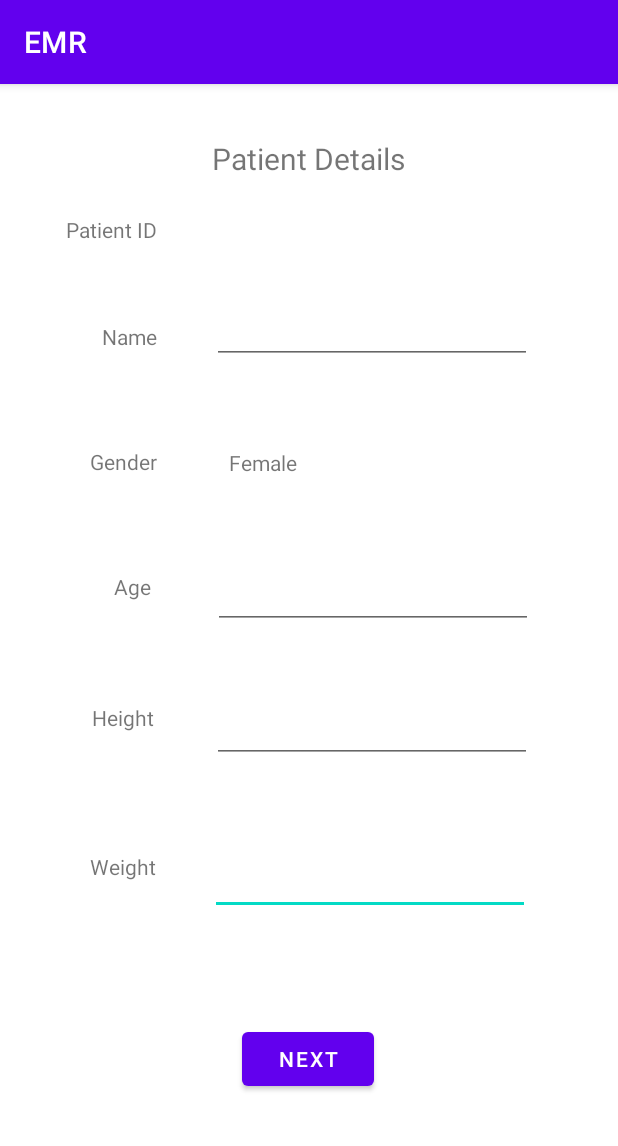
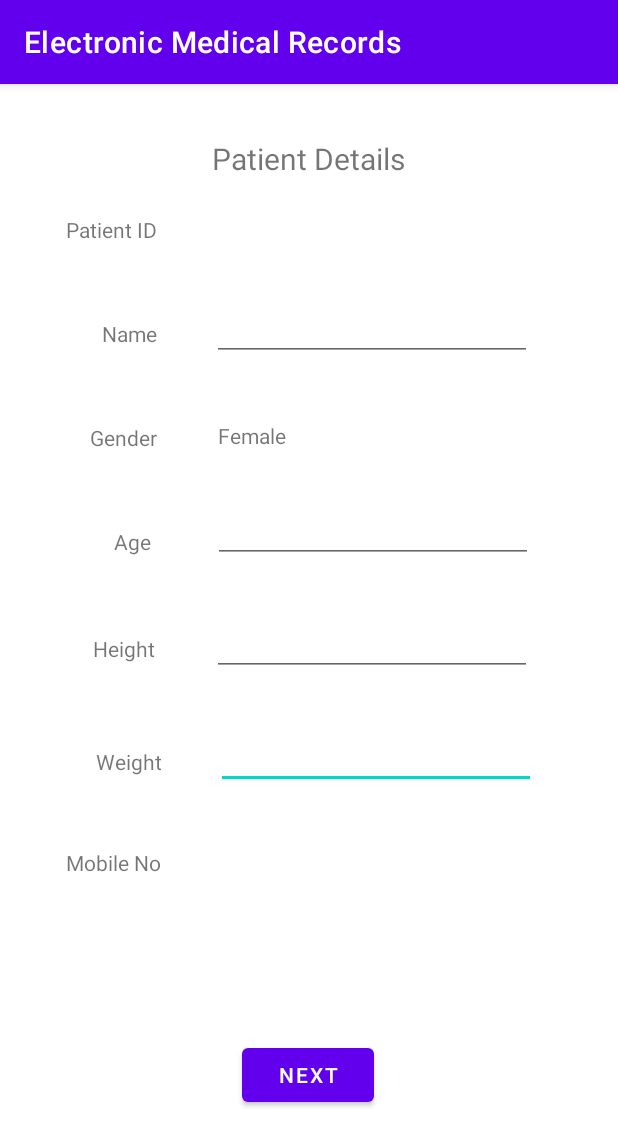
Before and after one commit to mohithcshekar/EMR, an Android app: the confirmPatient screen opened directly, with no data from a screen before it, on a phone screen of 412 x 824 dp. Shown: the top 1146 px of the screen. Run offline under Robolectric (Android 15) with nearby library versions, the phone set to English and light mode, and no system bars; 1 statement that could not run was skipped.

Commit message:
Before presentation

```diff
--- a/app/src/main/java/com/example/emr/confirmPatient.java
+++ b/app/src/main/java/com/example/emr/confirmPatient.java
@@ -12,7 +12,7 @@ import android.widget.Toast;
 
 public class confirmPatient extends AppCompatActivity {
 
-    TextView confirmGen,confirmId;
+    TextView confirmGen,confirmId,confirmPh;
     EditText confirmName,confirmAge,confirmHeight,confirmWeight;
     Button confirmNext;
     String patid;
@@ -21,13 +21,14 @@ public class confirmPatient extends AppCompatActivity {
     protected void onCreate(Bundle savedInstanceState) {
         super.onCreate(savedInstanceState);
         setContentView(R.layout.activity_confirm_patient);
-
+        this.setTitle("Electronic Medical Records");
         patid = getIntent().getStringExtra("patid");
         String name = getIntent().getStringExtra("name");
         String age = getIntent().getStringExtra("age");
         String gender = getIntent().getStringExtra("gender");
         String height = getIntent().getStringExtra("height");
         String weight = getIntent().getStringExtra("weight");
+        String phno = getIntent().getStringExtra("phno");
         nav = getIntent().getStringExtra("nav");
         confirmName = findViewById(R.id.confirmName);
         confirmGen = findViewById(R.id.confirmGen);
@@ -36,6 +37,7 @@ public class confirmPatient extends AppCompatActivity {
         confirmWeight = findViewById(R.id.confirmWeight);
         confirmId = findViewById(R.id.confirmId);
         confirmNext = findViewById(R.id.confirmNext);
+        confirmPh = findViewById(R.id.confirmPh);
         confirmId.setText(patid);
         confirmName.setText(name);
 
@@ -46,7 +48,7 @@ public class confirmPatient extends AppCompatActivity {
         confirmAge.setText(age);
         confirmHeight.setText(height);
         confirmWeight.setText(weight);
-
+        confirmPh.setText(phno);
 
         confirmNext.setOnClickListener(new View.OnClickListener() {
             @Override
@@ -80,5 +82,6 @@ public class confirmPatient extends AppCompatActivity {
             }
         });
 
+
     }
 }
--- a/app/src/main/java/com/example/emr/patientRegForm.java
+++ b/app/src/main/java/com/example/emr/patientRegForm.java
@@ -20,7 +20,7 @@ public class patientRegForm extends AppCompatActivity {
     protected void onCreate(Bundle savedInstanceState) {
         super.onCreate(savedInstanceState);
         setContentView(R.layout.activity_patient_reg_form);
-
+        this.setTitle("Electronic Medical Records");
         fPName = findViewById(R.id.fPName);
         fPAge = findViewById(R.id.fPAge);
         fPHeight = findViewById(R.id.fPHeight);
--- a/app/src/main/java/com/example/emr/retPat.java
+++ b/app/src/main/java/com/example/emr/retPat.java
@@ -21,7 +21,7 @@ public class retPat extends AppCompatActivity {
     protected void onCreate(Bundle savedInstanceState) {
         super.onCreate(savedInstanceState);
         setContentView(R.layout.activity_ret_pat);
-
+        this.setTitle("Electronic Medical Records");
         fetchNext=findViewById(R.id.fetchNext);
         fetchPatId=findViewById(R.id.fetchPatId);
         fetchPatMob=findViewById(R.id.fetchPatMob);
@@ -52,6 +52,7 @@ public class retPat extends AppCompatActivity {
                         confirmPat.putExtra("gender", patient_details[3]);
                         confirmPat.putExtra("height", patient_details[4]);
                         confirmPat.putExtra("weight", patient_details[5]);
+                        confirmPat.putExtra("phno", patient_details[6]);
                         confirmPat.putExtra("nav", nav);
                         startActivity(confirmPat);
 
@@ -72,6 +73,7 @@ public class retPat extends AppCompatActivity {
                         confirmPat.putExtra("gender", patient_details[3]);
                         confirmPat.putExtra("height", patient_details[4]);
                         confirmPat.putExtra("weight", patient_details[5]);
+                        confirmPat.putExtra("phno", patient_details[6]);
                         confirmPat.putExtra("nav", nav);
                         startActivity(confirmPat);
 
--- a/app/src/main/res/layout/activity_confirm_patient.xml
+++ b/app/src/main/res/layout/activity_confirm_patient.xml
@@ -25,7 +25,7 @@
         android:layout_height="wrap_content"
         android:layout_marginStart="36dp"
         android:layout_marginLeft="36dp"
-        android:layout_marginTop="56dp"
+        android:layout_marginTop="30dp"
         android:ems="10"
         android:inputType="textPersonName"
         app:layout_constraintStart_toEndOf="@+id/textView17"
@@ -37,7 +37,7 @@
         android:layout_height="wrap_content"
         android:layout_marginStart="76dp"
         android:layout_marginLeft="76dp"
-        android:layout_marginTop="64dp"
+        android:layout_marginTop="50dp"
         android:text="Age"
         app:layout_constraintStart_toStartOf="parent"
         app:layout_constraintTop_toBottomOf="@+id/textView14" />
@@ -46,7 +46,7 @@
         android:id="@+id/confirmName"
         android:layout_width="wrap_content"
         android:layout_height="wrap_content"
-        android:layout_marginTop="32dp"
+        android:layout_marginTop="30dp"
         android:ems="10"
         android:inputType="textPersonName"
         app:layout_constraintEnd_toEndOf="parent"
@@ -60,7 +60,7 @@
         android:layout_height="wrap_content"
         android:layout_marginStart="68dp"
         android:layout_marginLeft="68dp"
-        android:layout_marginTop="52dp"
+        android:layout_marginTop="50dp"
         android:text="Name"
         app:layout_constraintStart_toStartOf="parent"
         app:layout_constraintTop_toBottomOf="@+id/textView20" />
@@ -76,16 +76,16 @@
         app:layout_constraintHorizontal_bias="0.498"
         app:layout_constraintStart_toStartOf="parent"
         app:layout_constraintTop_toBottomOf="@+id/confirmWeight"
-        app:layout_constraintVertical_bias="0.0" />
+        app:layout_constraintVertical_bias="0.533" />
 
     <TextView
         android:id="@+id/textView16"
         android:layout_width="wrap_content"
         android:layout_height="wrap_content"
-        android:layout_marginTop="68dp"
+        android:layout_marginTop="52dp"
         android:text="Height"
         app:layout_constraintEnd_toStartOf="@+id/confirmHeight"
-        app:layout_constraintHorizontal_bias="0.612"
+        app:layout_constraintHorizontal_bias="0.621"
         app:layout_constraintStart_toStartOf="parent"
         app:layout_constraintTop_toBottomOf="@+id/textView15" />
 
@@ -93,7 +93,7 @@
         android:id="@+id/confirmHeight"
         android:layout_width="wrap_content"
         android:layout_height="wrap_content"
-        android:layout_marginTop="44dp"
+        android:layout_marginTop="30dp"
         android:ems="10"
         android:inputType="textPersonName"
         app:layout_constraintEnd_toEndOf="parent"
@@ -107,7 +107,7 @@
         android:layout_height="wrap_content"
         android:layout_marginStart="60dp"
         android:layout_marginLeft="60dp"
-        android:layout_marginTop="64dp"
+        android:layout_marginTop="50dp"
         android:text="Gender"
         app:layout_constraintStart_toStartOf="parent"
         app:layout_constraintTop_toBottomOf="@+id/textView13" />
@@ -116,7 +116,7 @@
         android:id="@+id/confirmAge"
         android:layout_width="wrap_content"
         android:layout_height="wrap_content"
-        android:layout_marginTop="56dp"
+        android:layout_marginTop="30dp"
         android:ems="10"
         android:inputType="textPersonName"
         app:layout_constraintEnd_toEndOf="parent"
@@ -128,9 +128,9 @@
         android:id="@+id/textView17"
         android:layout_width="wrap_content"
         android:layout_height="wrap_content"
-        android:layout_marginStart="60dp"
-        android:layout_marginLeft="60dp"
-        android:layout_marginTop="80dp"
+        android:layout_marginStart="64dp"
+        android:layout_marginLeft="64dp"
+        android:layout_marginTop="56dp"
         android:text="Weight"
         app:layout_constraintStart_toStartOf="parent"
         app:layout_constraintTop_toBottomOf="@+id/textView16" />
@@ -160,9 +160,30 @@
         android:id="@+id/confirmGen"
         android:layout_width="wrap_content"
         android:layout_height="wrap_content"
-        android:layout_marginTop="56dp"
+        android:layout_marginTop="40dp"
         app:layout_constraintEnd_toEndOf="parent"
-        app:layout_constraintHorizontal_bias="0.183"
+        app:layout_constraintHorizontal_bias="0.156"
         app:layout_constraintStart_toEndOf="@+id/textView14"
         app:layout_constraintTop_toBottomOf="@+id/confirmName" />
+
+    <TextView
+        android:id="@+id/textView31"
+        android:layout_width="wrap_content"
+        android:layout_height="wrap_content"
+        android:layout_marginStart="44dp"
+        android:layout_marginLeft="44dp"
+        android:layout_marginTop="48dp"
+        android:text="Mobile No"
+        app:layout_constraintStart_toStartOf="parent"
+        app:layout_constraintTop_toBottomOf="@+id/textView17" />
+
+    <TextView
+        android:id="@+id/confirmPh"
+        android:layout_width="wrap_content"
+        android:layout_height="wrap_content"
+        android:layout_marginTop="40dp"
+        app:layout_constraintEnd_toEndOf="parent"
+        app:layout_constraintHorizontal_bias="0.142"
+        app:layout_constraintStart_toEndOf="@+id/textView31"
+        app:layout_constraintTop_toBottomOf="@+id/confirmWeight" />
 </androidx.constraintlayout.widget.ConstraintLayout>
```
Also changed, not shown: app/src/main/java/com/example/emr/DBHandler.java (+38 -3 lines), app/src/main/java/com/example/emr/MainActivity.java (+5 -3 lines), app/src/main/java/com/example/emr/analytics.java (+56 -3 lines), app/src/main/java/com/example/emr/changeAuth.java (added, +48 -0 lines), app/src/main/java/com/example/emr/consultation.java (+19 -2 lines), app/src/main/java/com/example/emr/navigation.java (+19 -2 lines), app/src/main/java/com/example/emr/showResult.java (+13 -4 lines), app/src/main/res/layout/activity_change_auth.xml (added, +92 -0 lines), app/src/main/res/layout/activity_consultation.xml (+20 -2 lines), app/src/main/res/layout/activity_navigation.xml (+38 -0 lines), app/src/main/res/layout/my_row.xml (+11 -10 lines).
